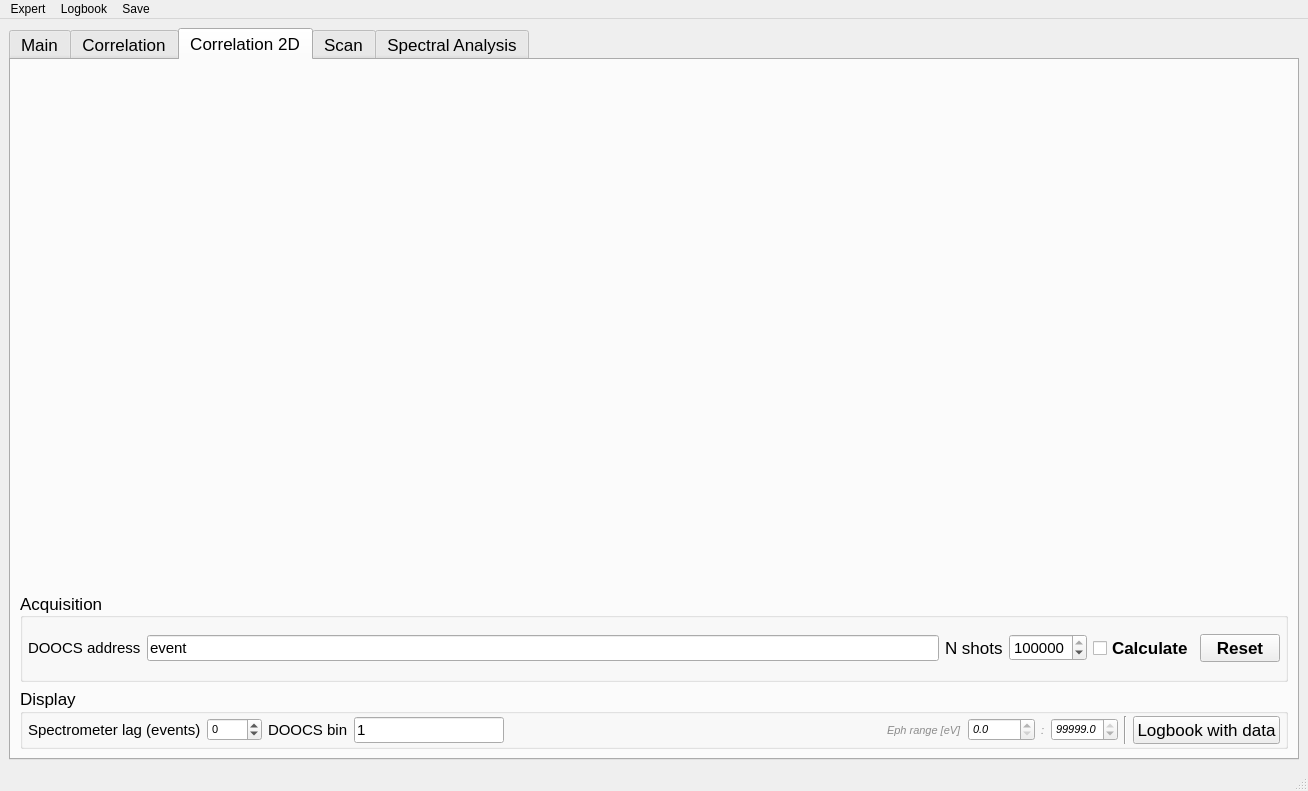
First picture: the form in gui/UISpectrometer.ui, repository sergey-tomin/pyhirex, before the edit.
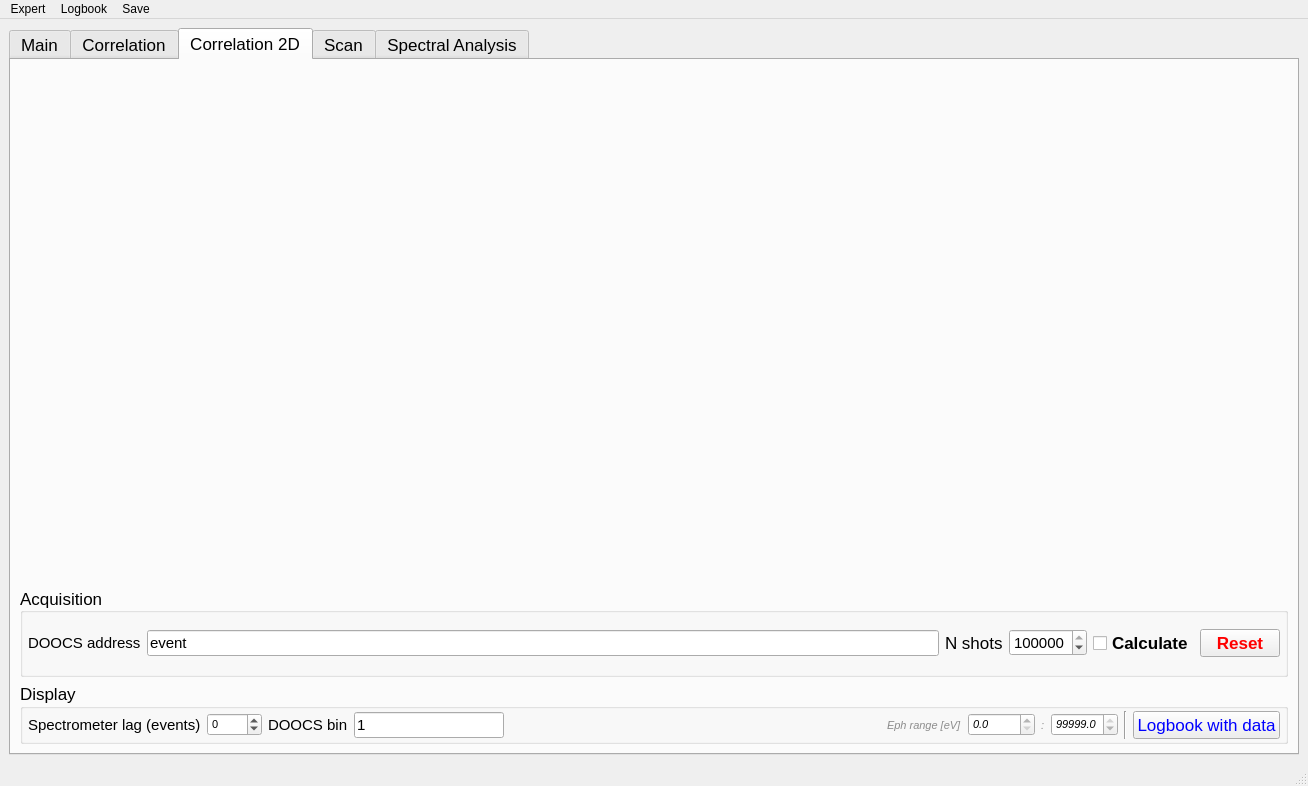
Second picture: the form after the edit. The open tabs and pages were chosen to show the change.

Patch:
```diff
--- a/gui/UISpectrometer.ui
+++ b/gui/UISpectrometer.ui
@@ -7,7 +7,7 @@
     <x>0</x>
     <y>0</y>
     <width>1308</width>
-    <height>791</height>
+    <height>786</height>
    </rect>
   </property>
   <property name="windowTitle">
@@ -1353,7 +1353,7 @@
                 <number>1</number>
                </property>
                <property name="maximum">
-                <number>10000000</number>
+                <number>1000000</number>
                </property>
                <property name="singleStep">
                 <number>1000</number>
@@ -1361,6 +1361,9 @@
                <property name="value">
                 <number>100000</number>
                </property>
+               <property name="displayIntegerBase">
+                <number>10</number>
+               </property>
               </widget>
              </item>
              <item>
@@ -1390,6 +1393,43 @@
              </item>
              <item>
               <widget class="QPushButton" name="sb_corr_2d_reset">
+               <property name="palette">
+                <palette>
+                 <active>
+                  <colorrole role="ButtonText">
+                   <brush brushstyle="SolidPattern">
+                    <color alpha="255">
+                     <red>255</red>
+                     <green>0</green>
+                     <blue>0</blue>
+                    </color>
+                   </brush>
+                  </colorrole>
+                 </active>
+                 <inactive>
+                  <colorrole role="ButtonText">
+                   <brush brushstyle="SolidPattern">
+                    <color alpha="255">
+                     <red>255</red>
+                     <green>0</green>
+                     <blue>0</blue>
+                    </color>
+                   </brush>
+                  </colorrole>
+                 </inactive>
+                 <disabled>
+                  <colorrole role="ButtonText">
+                   <brush brushstyle="SolidPattern">
+                    <color alpha="255">
+                     <red>120</red>
+                     <green>120</green>
+                     <blue>120</blue>
+                    </color>
+                   </brush>
+                  </colorrole>
+                 </disabled>
+                </palette>
+               </property>
                <property name="font">
                 <font>
                  <pointsize>13</pointsize>
@@ -1793,6 +1833,43 @@
            </item>
            <item>
             <widget class="QPushButton" name="pb_logbook_cor2d">
+             <property name="palette">
+              <palette>
+               <active>
+                <colorrole role="ButtonText">
+                 <brush brushstyle="SolidPattern">
+                  <color alpha="255">
+                   <red>0</red>
+                   <green>0</green>
+                   <blue>255</blue>
+                  </color>
+                 </brush>
+                </colorrole>
+               </active>
+               <inactive>
+                <colorrole role="ButtonText">
+                 <brush brushstyle="SolidPattern">
+                  <color alpha="255">
+                   <red>0</red>
+                   <green>0</green>
+                   <blue>255</blue>
+                  </color>
+                 </brush>
+                </colorrole>
+               </inactive>
+               <disabled>
+                <colorrole role="ButtonText">
+                 <brush brushstyle="SolidPattern">
+                  <color alpha="255">
+                   <red>120</red>
+                   <green>120</green>
+                   <blue>120</blue>
+                  </color>
+                 </brush>
+                </colorrole>
+               </disabled>
+              </palette>
+             </property>
              <property name="text">
               <string>Logbook with data</string>
              </property>
```
Left out of the diff: 151 changed lines with no effect on the pictures.
